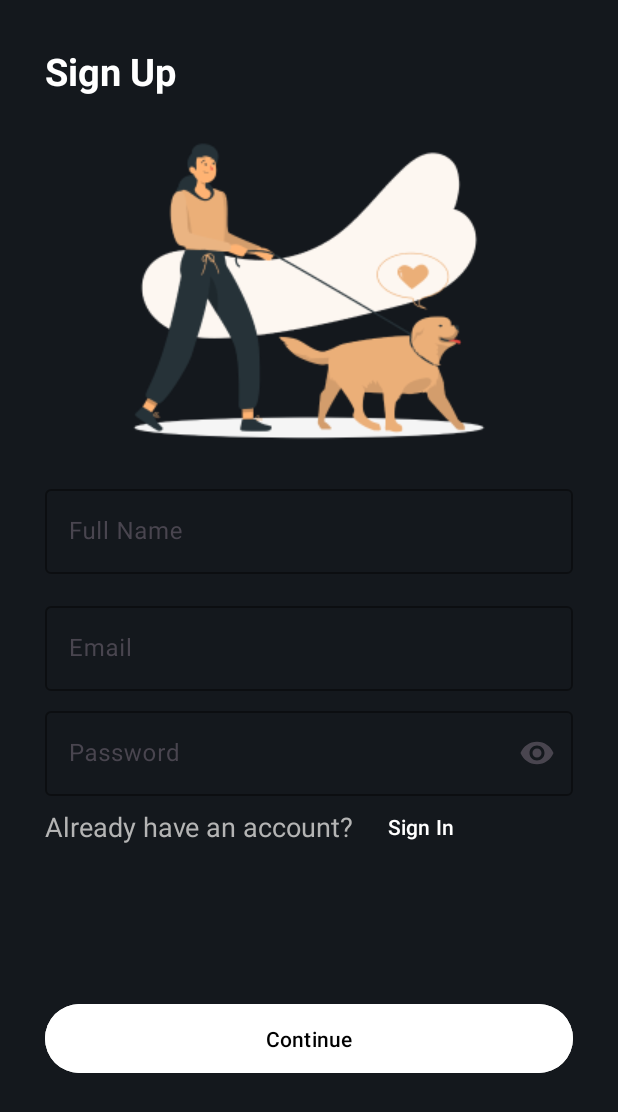
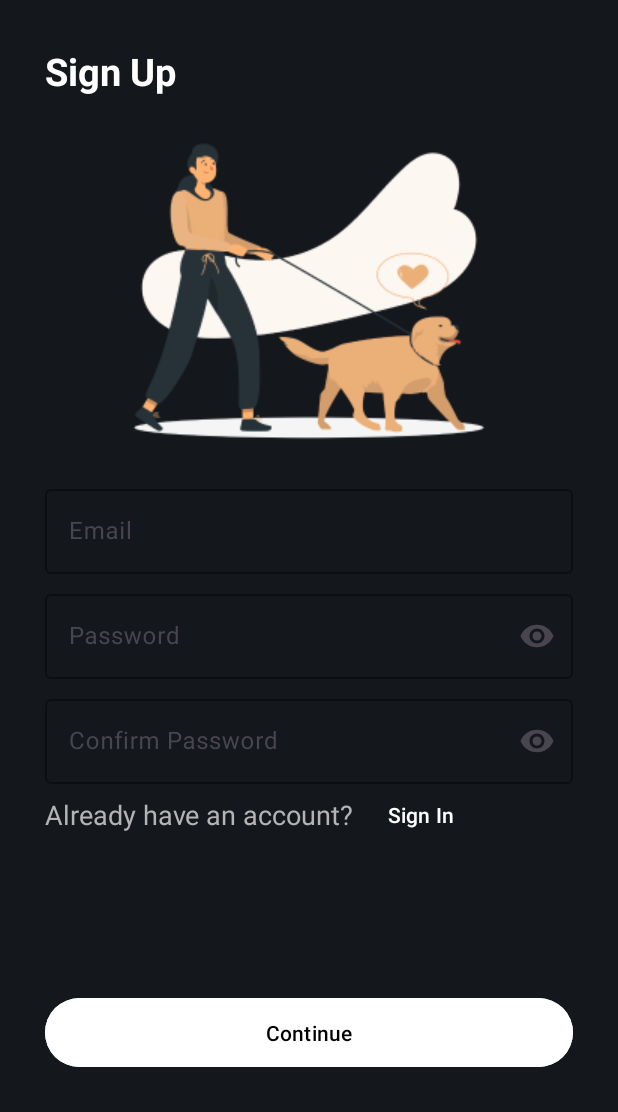
Before and after one commit to Umitytsr/Peti, an Android app: the screen it shows after launch (MainActivity), after a tap on "SIGN UP", on a phone screen of 412 x 824 dp. Shown: the top 1112 px of the screen. Run offline under Robolectric (Android 15) with nearby library versions, the light colour scheme and no system bars; our stand-ins replace Dagger/Hilt's generated code, Firebase (no records; nobody signed in at launch, a user with empty details on screens opened directly).

Commit message:
authentication finish

```diff
--- a/app/src/main/java/com/umitytsr/peti/MainActivity.kt
+++ /dev/null
@@ -1,11 +0,0 @@
-package com.umitytsr.peti
-
-import androidx.appcompat.app.AppCompatActivity
-import android.os.Bundle
-
-class MainActivity : AppCompatActivity() {
-    override fun onCreate(savedInstanceState: Bundle?) {
-        super.onCreate(savedInstanceState)
-        setContentView(R.layout.activity_main)
-    }
-}
--- /dev/null
+++ b/app/src/main/java/com/umitytsr/peti/PetiApp.kt
@@ -0,0 +1,9 @@
+package com.umitytsr.peti
+
+import android.app.Application
+import dagger.hilt.android.HiltAndroidApp
+
+@HiltAndroidApp
+class PetiApp : Application(){
+
+}
--- /dev/null
+++ b/app/src/main/java/com/umitytsr/peti/view/authentication/MainActivity.kt
@@ -0,0 +1,29 @@
+package com.umitytsr.peti.view.authentication
+
+import android.content.Intent
+import androidx.appcompat.app.AppCompatActivity
+import android.os.Bundle
+import com.google.firebase.auth.FirebaseAuth
+import com.google.firebase.auth.ktx.auth
+import com.google.firebase.ktx.Firebase
+import com.umitytsr.peti.databinding.ActivityMainBinding
+import com.umitytsr.peti.view.home.HomeActivity
+import dagger.hilt.android.AndroidEntryPoint
+
+@AndroidEntryPoint
+class MainActivity : AppCompatActivity() {
+    private lateinit var binding: ActivityMainBinding
+    private lateinit var auth: FirebaseAuth
+    override fun onCreate(savedInstanceState: Bundle?) {
+        super.onCreate(savedInstanceState)
+        binding = ActivityMainBinding.inflate(layoutInflater)
+        setContentView(binding.root)
+        auth = Firebase.auth
+
+        if (auth.currentUser != null) {
+            val intent = Intent(this, HomeActivity::class.java)
+            startActivity(intent)
+            finish()
+        }
+    }
+}
--- a/app/src/main/java/com/umitytsr/peti/view/loading_screen/LoadingScreenFragment.kt
+++ b/app/src/main/java/com/umitytsr/peti/view/authentication/loading_screen/LoadingScreenFragment.kt
@@ -1,4 +1,4 @@
-package com.umitytsr.peti.view.loading_screen
+package com.umitytsr.peti.view.authentication.loading_screen
 
 import android.os.Bundle
 import androidx.fragment.app.Fragment
@@ -7,8 +7,10 @@ import android.view.View
 import android.view.ViewGroup
 import androidx.navigation.fragment.findNavController
 import com.umitytsr.peti.databinding.FragmentLoadingScreenBinding
+import dagger.hilt.android.AndroidEntryPoint
 
-class LoadingScreenFragment : Fragment() {
+@AndroidEntryPoint
+class LoadingScreenFragment(): Fragment() {
     private lateinit var binding: FragmentLoadingScreenBinding
     override fun onCreateView(
         inflater: LayoutInflater, container: ViewGroup?,
@@ -18,8 +20,8 @@ class LoadingScreenFragment : Fragment() {
         return binding.root
     }
 
-    override fun onResume() {
-        super.onResume()
+    override fun onViewCreated(view: View, savedInstanceState: Bundle?) {
+        super.onViewCreated(view, savedInstanceState)
         with(binding){
             signInButton.setOnClickListener {
                 findNavController().navigate(
--- a/app/src/main/java/com/umitytsr/peti/view/sign_up_screen/SignUpScreenFragment.kt
+++ b/app/src/main/java/com/umitytsr/peti/view/authentication/sign_up_screen/SignUpScreenFragment.kt
@@ -1,32 +1,45 @@
-package com.umitytsr.peti.view.sign_up_screen
+package com.umitytsr.peti.view.authentication.sign_up_screen
 
 import android.os.Bundle
 import androidx.fragment.app.Fragment
 import android.view.LayoutInflater
 import android.view.View
 import android.view.ViewGroup
+import androidx.fragment.app.viewModels
 import androidx.navigation.fragment.findNavController
 import com.umitytsr.peti.databinding.FragmentSignUpScreenBinding
+import dagger.hilt.android.AndroidEntryPoint
 
+@AndroidEntryPoint
 class SignUpScreenFragment : Fragment() {
     private lateinit var binding: FragmentSignUpScreenBinding
+    private val viewModel: SignUpViewModel by viewModels()
     override fun onCreateView(
         inflater: LayoutInflater, container: ViewGroup?,
         savedInstanceState: Bundle?
     ): View {
-        binding = FragmentSignUpScreenBinding.inflate(inflater,container,false)
+        binding = FragmentSignUpScreenBinding.inflate(inflater, container, false)
         return binding.root
     }
 
     override fun onResume() {
         super.onResume()
+        initUI()
+    }
 
+    private fun initUI(){
         with(binding){
-            signInTextButton.setOnClickListener {
+            binding.signInTextButton.setOnClickListener {
                 findNavController().navigate(
                     SignUpScreenFragmentDirections.actionSignUpScreenFragmentToSignInScreenFragment()
                 )
             }
+            continueButton.setOnClickListener {
+                val email = eMailTextField.editText?.text.toString()
+                val password = passwordTextField.editText?.text.toString()
+                val confirmPassword = confirmPasswordTextField.editText?.text.toString()
+                viewModel.signUp(email, password, confirmPassword)
+            }
         }
     }
 }
--- a/app/src/main/res/layout/activity_main.xml
+++ b/app/src/main/res/layout/activity_main.xml
@@ -4,7 +4,7 @@
     xmlns:tools="http://schemas.android.com/tools"
     android:layout_width="match_parent"
     android:layout_height="match_parent"
-    tools:context=".MainActivity">
+    tools:context=".view.authentication.MainActivity">
 
 
     <androidx.fragment.app.FragmentContainerView
--- a/app/src/main/res/layout/fragment_loading_screen.xml
+++ b/app/src/main/res/layout/fragment_loading_screen.xml
@@ -5,7 +5,7 @@
     android:layout_width="match_parent"
     android:layout_height="match_parent"
     android:background="@color/backgrounColor"
-    tools:context=".view.loading_screen.LoadingScreenFragment">
+    tools:context=".view.authentication.loading_screen.LoadingScreenFragment">
 
     <ImageView
         android:id="@+id/loadingImage"
--- a/app/src/main/res/layout/fragment_sign_in_screen.xml
+++ b/app/src/main/res/layout/fragment_sign_in_screen.xml
@@ -5,7 +5,7 @@
     android:layout_width="match_parent"
     android:layout_height="match_parent"
     android:background="@color/backgrounColor"
-    tools:context=".view.sign_in_screen.SignInScreenFragment">
+    tools:context=".view.authentication.sign_in_screen.SignInScreenFragment">
 
     <TextView
         android:id="@+id/signInText"
@@ -47,7 +47,6 @@
         app:layout_constraintTop_toBottomOf="@id/signInImage">
 
         <com.google.android.material.textfield.TextInputEditText
-            android:id="@+id/eMailEditText"
             android:layout_width="match_parent"
             android:layout_height="wrap_content"
             android:textColor="@color/white" />
@@ -69,7 +68,6 @@
         app:layout_constraintTop_toBottomOf="@id/eMailTextField">
 
         <com.google.android.material.textfield.TextInputEditText
-            android:id="@+id/passwordEditText"
             android:layout_width="match_parent"
             android:layout_height="wrap_content"
             android:inputType="textPassword"
--- a/app/src/main/res/layout/fragment_sign_up_screen.xml
+++ b/app/src/main/res/layout/fragment_sign_up_screen.xml
@@ -5,7 +5,7 @@
     android:layout_height="match_parent"
     xmlns:app="http://schemas.android.com/apk/res-auto"
     android:background="@color/backgrounColor"
-    tools:context=".view.sign_up_screen.SignUpScreenFragment">
+    tools:context=".view.authentication.sign_up_screen.SignUpScreenFragment">
 
     <TextView
         android:id="@+id/signUpText"
@@ -33,27 +33,6 @@
         app:layout_constraintTop_toBottomOf="@id/signUpText" />
 
     <com.google.android.material.textfield.TextInputLayout
-        android:id="@+id/nameTextField"
-        android:layout_width="match_parent"
-        android:layout_height="wrap_content"
-        android:layout_marginHorizontal="30dp"
-        android:layout_marginTop="16dp"
-        android:hint="Full Name"
-        app:boxStrokeColor="@color/white"
-        app:boxStrokeWidthFocused="1dp"
-        app:hintTextColor="@color/white"
-        app:layout_constraintEnd_toEndOf="parent"
-        app:layout_constraintStart_toStartOf="parent"
-        app:layout_constraintTop_toBottomOf="@id/signUpImage">
-
-        <com.google.android.material.textfield.TextInputEditText
-            android:id="@+id/nameEditText"
-            android:layout_width="match_parent"
-            android:layout_height="wrap_content"
-            android:textColor="@color/white" />
-    </com.google.android.material.textfield.TextInputLayout>
-
-    <com.google.android.material.textfield.TextInputLayout
         android:id="@+id/eMailTextField"
         android:layout_width="match_parent"
         android:layout_height="wrap_content"
@@ -65,10 +44,9 @@
         app:hintTextColor="@color/white"
         app:layout_constraintEnd_toEndOf="parent"
         app:layout_constraintStart_toStartOf="parent"
-        app:layout_constraintTop_toBottomOf="@id/nameTextField">
+        app:layout_constraintTop_toBottomOf="@id/signUpImage">
 
         <com.google.android.material.textfield.TextInputEditText
-            android:id="@+id/eMailEditText"
             android:layout_width="match_parent"
             android:layout_height="wrap_content"
             android:textColor="@color/white" />
@@ -90,7 +68,28 @@
         app:layout_constraintTop_toBottomOf="@id/eMailTextField">
 
         <com.google.android.material.textfield.TextInputEditText
-            android:id="@+id/passwordEditText"
+            android:layout_width="match_parent"
+            android:layout_height="wrap_content"
+            android:inputType="textPassword"
+            android:textColor="@color/white" />
+    </com.google.android.material.textfield.TextInputLayout>
+
+    <com.google.android.material.textfield.TextInputLayout
+        android:id="@+id/confirmPasswordTextField"
+        android:layout_width="match_parent"
+        android:layout_height="wrap_content"
+        android:layout_marginHorizontal="30dp"
+        android:layout_marginTop="8dp"
+        android:hint="Confirm Password"
+        app:boxStrokeColor="@color/white"
+        app:boxStrokeWidthFocused="1dp"
+        app:endIconMode="password_toggle"
+        app:hintTextColor="@color/white"
+        app:layout_constraintEnd_toEndOf="parent"
+        app:layout_constraintStart_toStartOf="parent"
+        app:layout_constraintTop_toBottomOf="@id/passwordTextField">
+
+        <com.google.android.material.textfield.TextInputEditText
             android:layout_width="match_parent"
             android:layout_height="wrap_content"
             android:inputType="textPassword"
@@ -107,7 +106,7 @@
         android:textColor="@color/solukTextYazisi"
         android:textSize="18sp"
         app:layout_constraintStart_toStartOf="parent"
-        app:layout_constraintTop_toBottomOf="@id/passwordTextField" />
+        app:layout_constraintTop_toBottomOf="@id/confirmPasswordTextField" />
 
     <Button
         android:id="@+id/signInTextButton"
@@ -133,6 +132,6 @@
         app:layout_constraintBottom_toBottomOf="parent"
         app:layout_constraintEnd_toEndOf="parent"
         app:layout_constraintStart_toStartOf="parent"
-        app:layout_constraintTop_toBottomOf="@id/passwordTextField" />
+        app:layout_constraintTop_toBottomOf="@id/confirmPasswordTextField" />
 
 </androidx.constraintlayout.widget.ConstraintLayout>
--- a/app/src/main/res/navigation/nav_graph.xml
+++ b/app/src/main/res/navigation/nav_graph.xml
@@ -6,7 +6,7 @@
     app:startDestination="@id/loadingScreenFragment">
     <fragment
         android:id="@+id/loadingScreenFragment"
-        android:name="com.umitytsr.peti.view.loading_screen.LoadingScreenFragment"
+        android:name="com.umitytsr.peti.view.authentication.loading_screen.LoadingScreenFragment"
         android:label="fragment_loading_screen"
         tools:layout="@layout/fragment_loading_screen" >
         <action
@@ -18,7 +18,7 @@
     </fragment>
     <fragment
         android:id="@+id/signInScreenFragment"
-        android:name="com.umitytsr.peti.view.sign_in_screen.SignInScreenFragment"
+        android:name="com.umitytsr.peti.view.authentication.sign_in_screen.SignInScreenFragment"
         android:label="fragment_sign_in_screen"
         tools:layout="@layout/fragment_sign_in_screen" >
         <action
@@ -27,7 +27,7 @@
     </fragment>
     <fragment
         android:id="@+id/signUpScreenFragment"
-        android:name="com.umitytsr.peti.view.sign_up_screen.SignUpScreenFragment"
+        android:name="com.umitytsr.peti.view.authentication.sign_up_screen.SignUpScreenFragment"
         android:label="fragment_sign_up_screen"
         tools:layout="@layout/fragment_sign_up_screen" >
         <action
--- a/build.gradle.kts
+++ b/build.gradle.kts
@@ -1,7 +1,8 @@
 // Top-level build file where you can add configuration options common to all sub-projects/modules.
 plugins {
     id("com.android.application") version "8.1.2" apply false
-    id("org.jetbrains.kotlin.android") version "1.9.0" apply false
+    id("org.jetbrains.kotlin.android") version "1.7.0" apply false
     id("androidx.navigation.safeargs.kotlin") version "2.6.0" apply false
     id("com.google.dagger.hilt.android") version "2.45" apply false
+    id("com.google.gms.google-services") version "4.4.0" apply false
 }
```
Also changed, not shown: app/build.gradle.kts (+13 -4 lines), app/src/main/AndroidManifest.xml (+6 -2 lines), app/src/main/java/com/umitytsr/peti/di/FirebaseModule.kt (added, +35 -0 lines), app/src/main/java/com/umitytsr/peti/view/authentication/sign_in_screen/SignInScreenFragment.kt (added, +44 -0 lines), app/src/main/java/com/umitytsr/peti/view/authentication/sign_in_screen/SignInViewModel.kt (added, +32 -0 lines), app/src/main/java/com/umitytsr/peti/view/authentication/sign_up_screen/SignUpViewModel.kt (added, +38 -0 lines), app/src/main/java/com/umitytsr/peti/view/home/HomeActivity.kt (added, +16 -0 lines), app/src/main/java/com/umitytsr/peti/view/sign_in_screen/SignInScreenFragment.kt (deleted, +0 -34 lines), app/src/main/res/layout/activity_home.xml (added, +19 -0 lines), 1 other file.
